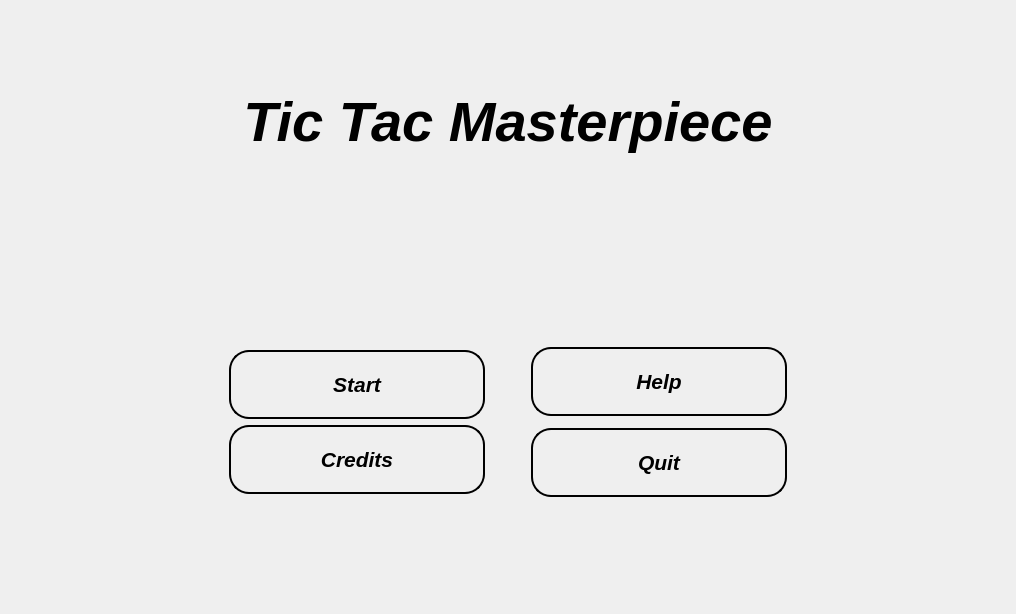
Old version of the form mainwindow.ui in the repository Mohammed-3tef/Tic_Tac_Masterpiece_GUI.
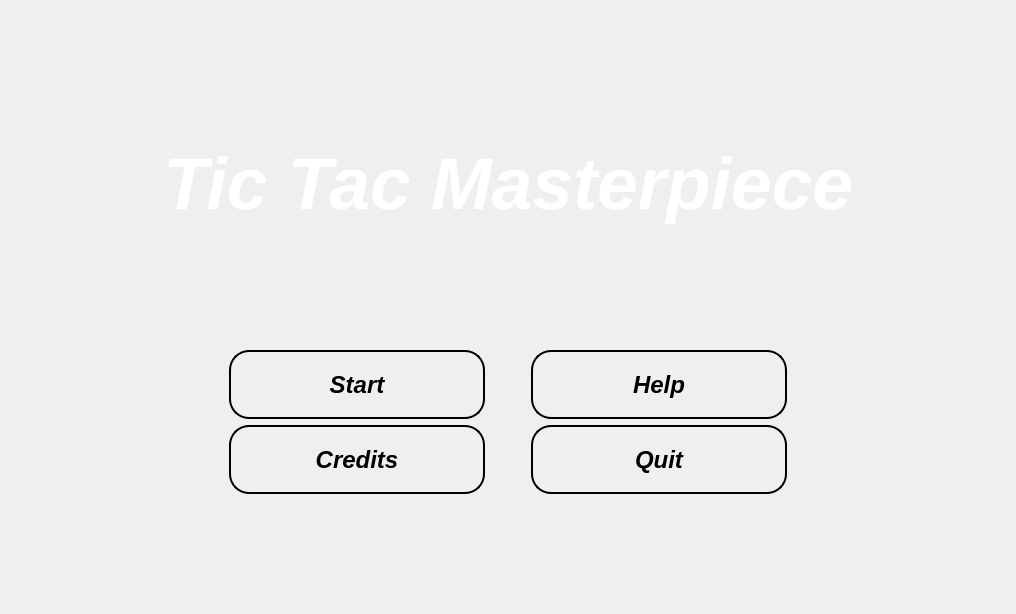
New version of the form. Icons and pictures are not drawn.

The edit to the form file:
```diff
--- a/mainwindow.ui
+++ b/mainwindow.ui
@@ -83,7 +83,7 @@
          </property>
          <property name="font">
           <font>
-           <pointsize>42</pointsize>
+           <pointsize>55</pointsize>
            <italic>true</italic>
            <bold>true</bold>
           </font>
@@ -92,13 +92,13 @@
           <bool>false</bool>
          </property>
          <property name="styleSheet">
-          <string notr="true">color: #000;</string>
+          <string notr="true">color: white;</string>
          </property>
          <property name="text">
           <string>Tic Tac Masterpiece</string>
          </property>
          <property name="alignment">
-          <set>Qt::AlignmentFlag::AlignCenter</set>
+          <set>Qt::AlignmentFlag::AlignBottom|Qt::AlignmentFlag::AlignHCenter</set>
          </property>
         </widget>
        </item>
@@ -117,97 +117,21 @@
        <property name="rightMargin">
         <number>200</number>
        </property>
-       <item row="0" column="1">
-        <layout class="QVBoxLayout" name="verticalLayout_3">
-         <property name="leftMargin">
-          <number>20</number>
-         </property>
-         <property name="rightMargin">
-          <number>20</number>
-         </property>
-         <item>
-          <widget class="QPushButton" name="helpBtn">
-           <property name="minimumSize">
-            <size>
-             <width>150</width>
-             <height>45</height>
-            </size>
-           </property>
-           <property name="font">
-            <font>
-             <pointsize>16</pointsize>
-             <italic>true</italic>
-             <bold>true</bold>
-            </font>
-           </property>
-           <property name="styleSheet">
-            <string notr="true">QPushButton {
-background: qlineargradient(spread:pad, x1:0, y1:0, x2:1, y2:0,  
-stop:0  rgb(255,255,255)
-stop:1 rgb(86, 143, 151));
-    color: #000; 
-    border: 2px solid rgb(0,0,0) ;
-    border-radius: 20px;
-    padding: 5px;
-}
-
-QPushButton:hover {
-    background-color:rgb(0,0,0);
-    color: #ffffff; 
-}</string>
-           </property>
-           <property name="text">
-            <string>Help</string>
-           </property>
-          </widget>
-         </item>
-         <item>
-          <widget class="QPushButton" name="quitBtn">
-           <property name="minimumSize">
-            <size>
-             <width>150</width>
-             <height>45</height>
-            </size>
-           </property>
-           <property name="font">
-            <font>
-             <pointsize>16</pointsize>
-             <italic>true</italic>
-             <bold>true</bold>
-            </font>
-           </property>
-           <property name="styleSheet">
-            <string notr="true">QPushButton {
-background: qlineargradient(spread:pad, x1:0, y1:0, x2:1, y2:0,  
-stop:0  rgb(255,255,255)
-stop:1 rgb(86, 143, 151));
-    color: #000; 
-    border: 2px solid rgb(0,0,0) ;
-    border-radius: 20px;
-    padding: 5px;
-}
-
-QPushButton:hover {
-    background-color:rgb(0,0,0);
-    color: #ffffff; 
-}</string>
-           </property>
-           <property name="text">
-            <string>Quit</string>
-           </property>
-          </widget>
-         </item>
-        </layout>
-       </item>
        <item row="0" column="0">
         <widget class="QWidget" name="widget" native="true">
          <layout class="QVBoxLayout" name="verticalLayout_4">
           <property name="leftMargin">
            <number>20</number>
           </property>
+          <property name="topMargin">
+           <number>0</number>
+          </property>
           <property name="rightMargin">
            <number>20</number>
           </property>
+          <property name="bottomMargin">
+           <number>0</number>
+          </property>
           <item>
            <widget class="QPushButton" name="startBtn">
             <property name="minimumSize">
@@ -218,18 +142,17 @@
             </property>
             <property name="font">
              <font>
-              <pointsize>16</pointsize>
+              <pointsize>18</pointsize>
               <italic>true</italic>
               <bold>true</bold>
              </font>
             </property>
             <property name="styleSheet">
              <string notr="true">QPushButton {
-background: qlineargradient(spread:pad, x1:0, y1:0, x2:1, y2:0, 
-
-stop:0  rgb(155, 90, 215)
-stop:1  rgb(255,255,255));
-    color: #000; 
+	background: qlineargradient(spread:pad, x1:0, y1:0, x2:1, y2:0,  
+	stop:0 #c8b6ff
+	stop:1 #7ccbd6);
+    color: #000000; 
     border: 2px solid rgb(0,0,0) ;
     border-radius: 20px;
     padding: 5px;
@@ -255,7 +178,7 @@
             </property>
             <property name="font">
              <font>
-              <pointsize>16</pointsize>
+              <pointsize>18</pointsize>
               <italic>true</italic>
               <bold>true</bold>
              </font>
@@ -263,8 +186,8 @@
             <property name="styleSheet">
              <string notr="true">QPushButton {
 background: qlineargradient(spread:pad, x1:0, y1:0, x2:1, y2:0,  
-stop:0  rgb(155, 90, 215)
-stop:1  rgb(255,255,255));
+	stop:0 #c8b6ff
+	stop:1 #7ccbd6);
     color: #000; 
     border: 2px solid rgb(0,0,0) ;
     border-radius: 20px;
@@ -284,6 +207,93 @@
          </layout>
         </widget>
        </item>
+       <item row="0" column="1">
+        <layout class="QVBoxLayout" name="verticalLayout_3">
+         <property name="leftMargin">
+          <number>20</number>
+         </property>
+         <property name="rightMargin">
+          <number>20</number>
+         </property>
+         <item>
+          <widget class="QPushButton" name="helpBtn">
+           <property name="minimumSize">
+            <size>
+             <width>150</width>
+             <height>45</height>
+            </size>
+           </property>
+           <property name="font">
+            <font>
+             <pointsize>18</pointsize>
+             <italic>true</italic>
+             <bold>true</bold>
+            </font>
+           </property>
+           <property name="styleSheet">
+            <string notr="true">QPushButton {
+	background: qlineargradient(spread:pad, x1:0, y1:0, x2:1, y2:0,  
+	stop:1 #c8b6ff
+	stop:0 #7ccbd6);
+	
+    color: #000; 
+    border: 2px solid rgb(0,0,0) ;
+    border-radius: 20px;
+    padding: 5px;
+}
+
+QPushButton:hover {
+    background: qlineargradient(spread:pad, x1:0, y1:0, x2:1, y2:0, 
+	stop:0  rgb(72, 149, 239)
+	stop:1  rgb(64, 41, 143));
+    color: #ffffff; 
+}</string>
+           </property>
+           <property name="text">
+            <string>Help</string>
+           </property>
+          </widget>
+         </item>
+         <item>
+          <widget class="QPushButton" name="quitBtn">
+           <property name="minimumSize">
+            <size>
+             <width>150</width>
+             <height>45</height>
+            </size>
+           </property>
+           <property name="font">
+            <font>
+             <pointsize>18</pointsize>
+             <italic>true</italic>
+             <bold>true</bold>
+            </font>
+           </property>
+           <property name="styleSheet">
+            <string notr="true">QPushButton {
+	background: qlineargradient(spread:pad, x1:0, y1:0, x2:1, y2:0,  
+	stop:1 #c8b6ff
+	stop:0 #7ccbd6);
+    color: #000; 
+    border: 2px solid rgb(0,0,0) ;
+    border-radius: 20px;
+    padding: 5px;
+}
+
+QPushButton:hover {
+    background: qlineargradient(spread:pad, x1:0, y1:0, x2:1, y2:0, 
+	stop:0  rgb(236, 87, 102)
+	stop:1  rgb(84, 1, 1));
+    color: #ffffff; 
+}</string>
+           </property>
+           <property name="text">
+            <string>Quit</string>
+           </property>
+          </widget>
+         </item>
+        </layout>
+       </item>
       </layout>
      </widget>
     </item>
```
Left out of the diff: 16 changed lines with no effect on the pictures.
